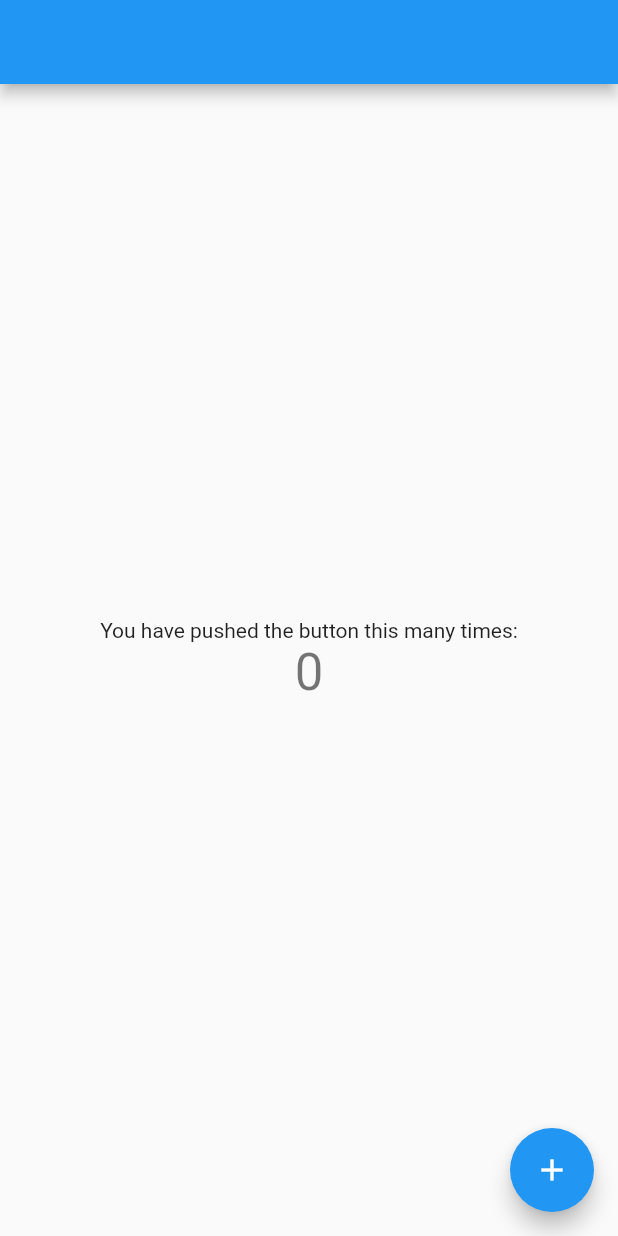
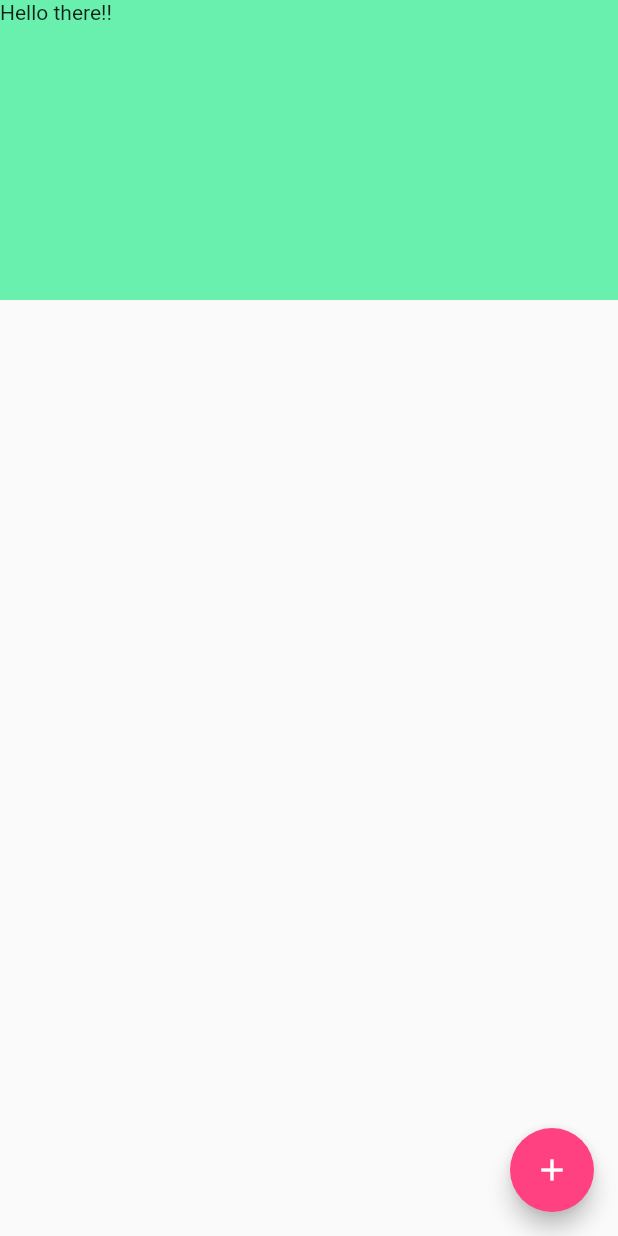
Before and after one commit to VaibhavSingh29/CSI-Workshop, a Flutter app: the screen it shows after launch, on a phone screen of 412 x 824 dp. Run offline on Flutter 3.47's test engine with Material 2 defaults, Android fonts, the phone set to English and light mode, and no system bars.

Commit message:
First commit

```diff
--- /dev/null
+++ b/CSI-Workshop/flutter_app/lib/Task.dart
@@ -0,0 +1,35 @@
+class Task{
+  final String task_name, description, type, time;
+
+  Task(this.task_name, this.description, this.type, this.time);
+}
+
+class Task_list{
+  static List<Task> task_list=[];
+
+  static List get_list(){
+    return task_list;
+  }
+
+  static add_to_list(task){
+    task_list.add(task);
+}
+
+ static remove_item(index){
+    task_list.removeAt(index);
+ }
+
+ static get_task_info(index){
+
+    Task task= task_list[index];
+    Map m={
+      "task": task.task_name,
+      "task_description": task.description,
+      "task_type": task.type,
+      "task_time": task.time
+
+    };
+
+ }
+
+}
--- a/CSI-Workshop/flutter_app/lib/main.dart
+++ b/CSI-Workshop/flutter_app/lib/main.dart
@@ -1,4 +1,6 @@
 import 'package:flutter/material.dart';
+import 'Task.dart';
+import 'NewTask.dart';
 
 void main() {
   runApp(MyApp());
@@ -26,91 +28,72 @@ class MyApp extends StatelessWidget {
         // closer together (more dense) than on mobile platforms.
         visualDensity: VisualDensity.adaptivePlatformDensity,
       ),
-      home: MyHomePage(),
+      home: HomePage(),
     );
   }
 }
 
-class MyHomePage extends StatefulWidget {
-
-
-  // This widget is the home page of your application. It is stateful, meaning
-  // that it has a State object (defined below) that contains fields that affect
-  // how it looks.
-
-  // This class is the configuration for the state. It holds the values (in this
-  // case the title) provided by the parent (in this case the App widget) and
-  // used by the build method of the State. Fields in a Widget subclass are
-  // always marked "final".
-
-
-
+class HomePage extends StatefulWidget {
   @override
-  _MyHomePageState createState() => _MyHomePageState();
+  _HomePageState createState() => _HomePageState();
 }
 
-class _MyHomePageState extends State<MyHomePage> {
-  int _counter = 0;
-
-  void _incrementCounter() {
-    setState(() {
-      // This call to setState tells the Flutter framework that something has
-      // changed in this State, which causes it to rerun the build method below
-      // so that the display can reflect the updated values. If we changed
-      // _counter without calling setState(), then the build method would not be
-      // called again, and so nothing would appear to happen.
-      _counter++;
-    });
-  }
-
+class _HomePageState extends State<HomePage> {
+  List list=['a', 'b'];
   @override
   Widget build(BuildContext context) {
-    // This method is rerun every time setState is called, for instance as done
-    // by the _incrementCounter method above.
-    //
-    // The Flutter framework has been optimized to make rerunning build methods
-    // fast, so that you can just rebuild anything that needs updating rather
-    // than having to individually change instances of widgets.
     return Scaffold(
-      appBar: AppBar(
-        // Here we take the value from the MyHomePage object that was created by
-        // the App.build method, and use it to set our appbar title.
-      ),
-      body: Center(
-        // Center is a layout widget. It takes a single child and positions it
-        // in the middle of the parent.
-        child: Column(
-          // Column is also a layout widget. It takes a list of children and
-          // arranges them vertically. By default, it sizes itself to fit its
-          // children horizontally, and tries to be as tall as its parent.
-          //
-          // Invoke "debug painting" (press "p" in the console, choose the
-          // "Toggle Debug Paint" action from the Flutter Inspector in Android
-          // Studio, or the "Toggle Debug Paint" command in Visual Studio Code)
-          // to see the wireframe for each widget.
-          //
-          // Column has various properties to control how it sizes itself and
-          // how it positions its children. Here we use mainAxisAlignment to
-          // center the children vertically; the main axis here is the vertical
-          // axis because Columns are vertical (the cross axis would be
-          // horizontal).
-          mainAxisAlignment: MainAxisAlignment.center,
-          children: <Widget>[
-            Text(
-              'You have pushed the button this many times:',
+
+      body: Column(
+        children: [
+          Stack(
+            children: [
+              Container(
+                height: 200,
+                color: Colors.greenAccent,
+              ),
+              Text('Hello there!!')
+            ],
+          ),
+          Container(
+            height: 400,
+            child: ListView.builder(
+              itemCount: Task_list.get_list().length,
+              itemBuilder: (context, index)
+              {
+                return Dismissible(
+                  key: Key(Task_list.get_list().toString()),
+                  onDismissed: (direction){
+                    setState(() {
+                      Task_list.remove_item(index);
+                    });
+                    Scaffold.of(context).showSnackBar(SnackBar(content: Text('Task deleted!'),));
+                  },
+                  child: ListTile(
+                    title: Text(Task_list.get_task_info(index)['task'].toString()),
+                    subtitle: Column(
+                      children: [
+                        Text(Task_list.get_task_info(index)['task_description'].toString()),
+                        Text(Task_list.get_task_info(index)['task_type'].toString()),
+                        Text(Task_list.get_task_info(index)['task_time'].toString())
+                      ],
+                    ),
+                  ),
+                );
+              },
             ),
-            Text(
-              '$_counter',
-              style: Theme.of(context).textTheme.headline4,
-            ),
+          )
 
-          ],
-        ),
+        ],
       ),
       floatingActionButton: FloatingActionButton(
-        onPressed: _incrementCounter,
         child: Icon(Icons.add),
-      ), // This trailing comma makes auto-formatting nicer for build methods.
+        backgroundColor: Colors.pinkAccent,
+        splashColor: Colors.purple,
+        onPressed: (){
+          Navigator.pushReplacement(context, MaterialPageRoute(builder: (context)=>NewTask()));
+        },
+      ),
     );
   }
 }
```
Also changed, not shown: CSI-Workshop/flutter_app/lib/NewTask.dart (added, +12 -0 lines).
